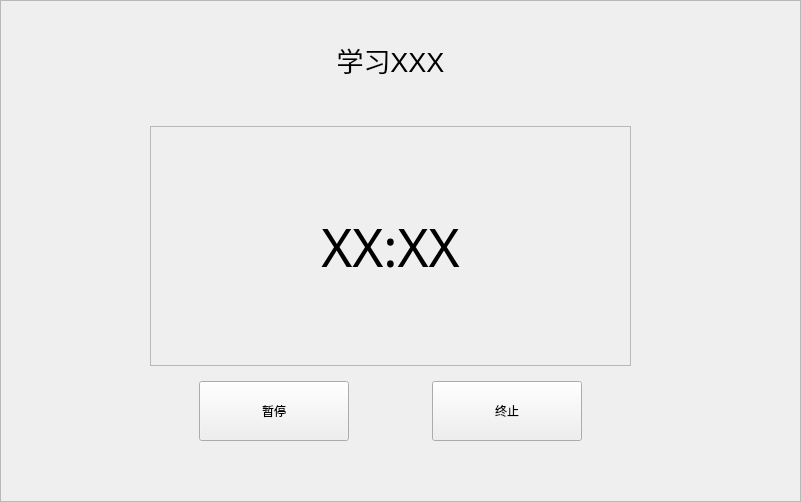
MeoRinLime/TomClock, file TomClock_QtCreator/screenUi/runwindow.ui: the form before one commit.
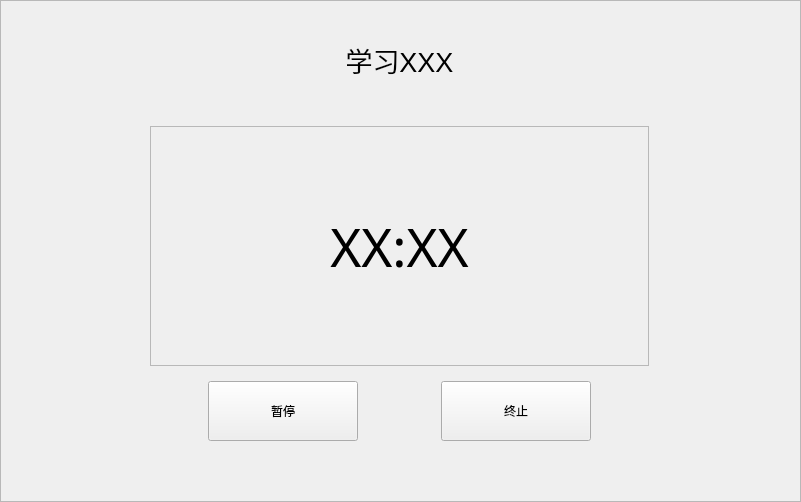
The form after the commit. Icons and pictures are not drawn.

Commit message: 成就页面添加了返回按钮

```diff
--- a/TomClock_QtCreator/screenUi/runwindow.ui
+++ b/TomClock_QtCreator/screenUi/runwindow.ui
@@ -44,7 +44,15 @@
    <property name="frameShadow">
     <enum>QFrame::Raised</enum>
    </property>
-   <widget class="QWidget" name="">
+   <widget class="QWidget" name="layoutWidget">
+    <property name="geometry">
+     <rect>
+      <x>0</x>
+      <y>0</y>
+      <width>799</width>
+      <height>500</height>
+     </rect>
+    </property>
     <layout class="QVBoxLayout" name="verticalLayout_3">
      <item>
       <layout class="QHBoxLayout" name="horizontalLayout_2">
```
Left out of the diff: 2 changed lines with no effect on the pictures. The commit also changes 6 other files.
